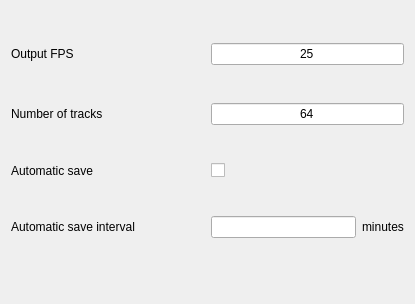
This is src/GUI/settings/ui/VLMCPreferences.ui in VLMC/vlmc as Qt 5 draws it before an edit. The edited form follows.
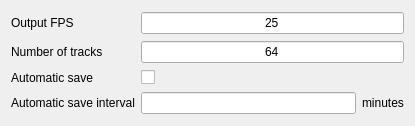
This is the edited form.

Commit message: Settings: fix some layout bugs

```diff
--- a/src/GUI/settings/ui/VLMCPreferences.ui
+++ b/src/GUI/settings/ui/VLMCPreferences.ui
@@ -7,7 +7,7 @@
     <x>0</x>
     <y>0</y>
     <width>415</width>
-    <height>304</height>
+    <height>126</height>
    </rect>
   </property>
   <property name="windowTitle">
@@ -48,19 +48,6 @@
      </property>
     </widget>
    </item>
-   <item row="6" column="0">
-    <spacer name="horizontalSpacer">
-     <property name="orientation">
-      <enum>Qt::Horizontal</enum>
-     </property>
-     <property name="sizeHint" stdset="0">
-      <size>
-       <width>139</width>
-       <height>20</height>
-      </size>
-     </property>
-    </spacer>
-   </item>
    <item row="2" column="0">
     <widget class="QLabel" name="automaticSaveLabell">
      <property name="text">
```
The commit also changes 2 other files.
